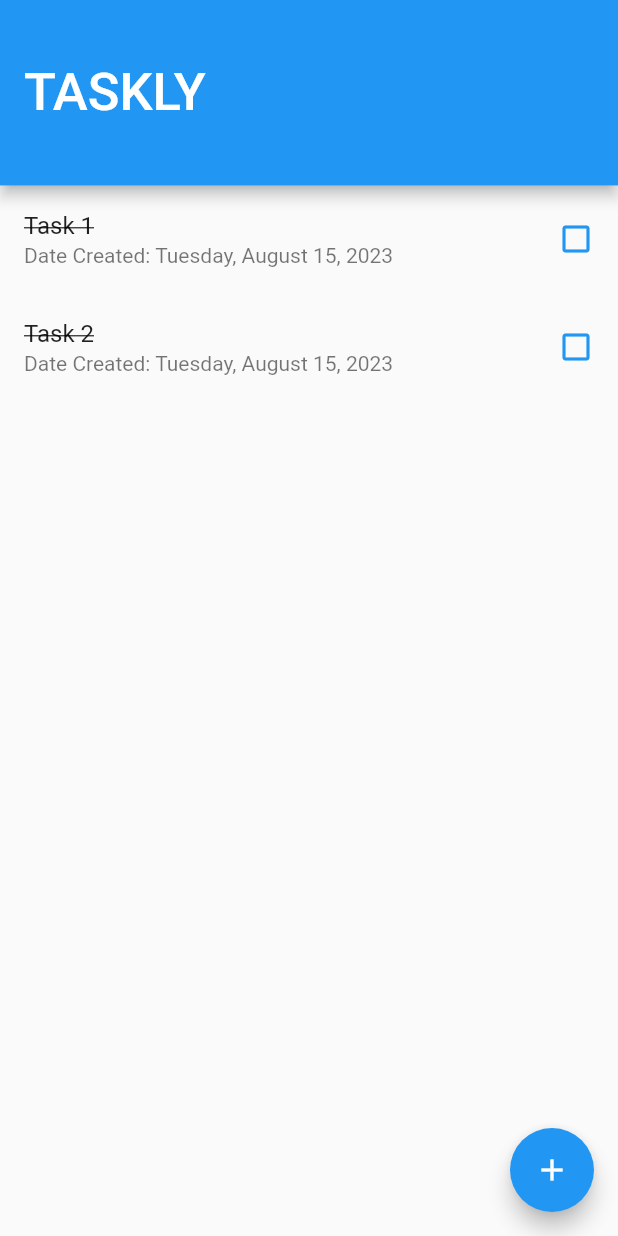
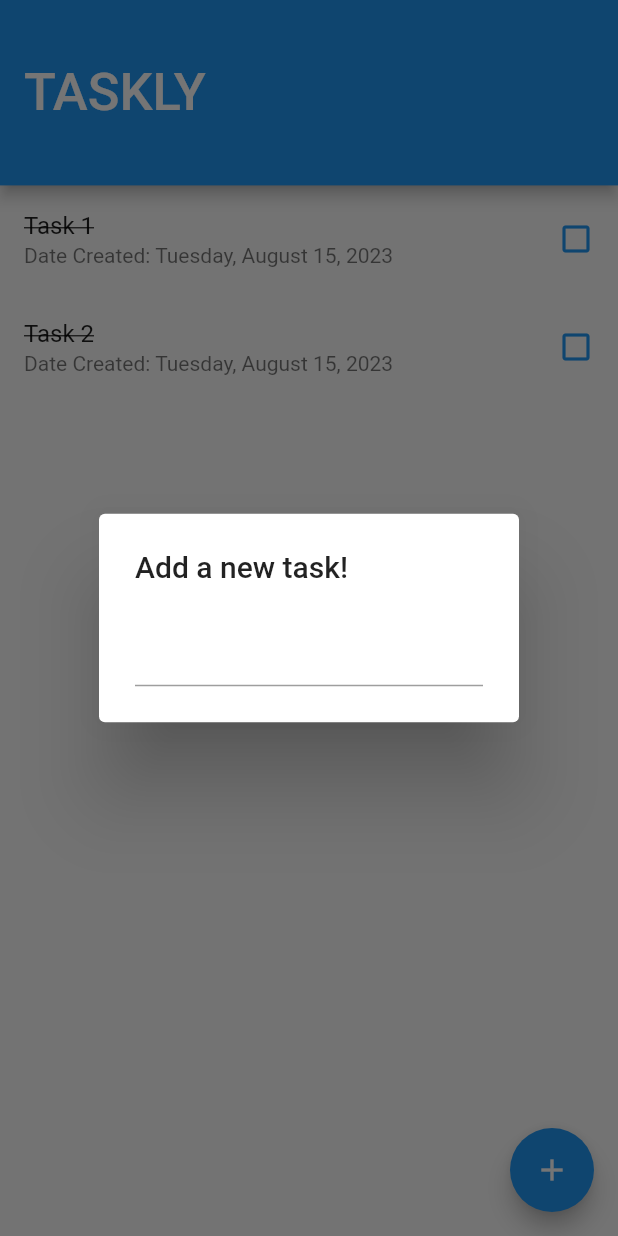
Before and after one commit to yenuGH/taskly_practice, a Flutter app: the screen it shows after launch, after a tap on the "add" icon, on a phone screen of 412 x 824 dp. Run offline on Flutter 3.47's test engine with Material 2 defaults, Android fonts, the phone set to English and light mode, and no system bars; our stand-ins replace hive_flutter; accounts and stored records are empty.

```diff
--- a/lib/pages/home_page.dart
+++ b/lib/pages/home_page.dart
@@ -1,5 +1,6 @@
 import 'package:flutter/material.dart';
 import 'package:intl/intl.dart';
+import 'package:hive_flutter/hive_flutter.dart';
 import 'package:flutter/src/widgets/framework.dart';
 import 'package:flutter/src/widgets/placeholder.dart';
 
@@ -14,6 +15,11 @@ class _HomePageState extends State<HomePage> {
 
   late double _deviceHeight;
   late double _deviceWidth;
+
+  String? _newTaskContent;
+
+  final String hiveboxTasks = "tasks";
+  Box? _box;
 
   @override
   Widget build(BuildContext context) {
@@ -37,7 +43,22 @@ class _HomePageState extends State<HomePage> {
     );
   }
 
-  Widget _taskListView() {
+  Widget _taskListView(){
+    return FutureBuilder(
+      future: Hive.openBox(hiveboxTasks),
+      builder: (BuildContext context, AsyncSnapshot snapshot) {
+        if (snapshot.connectionState == ConnectionState.done) {
+          _box = snapshot.data;
+          return _taskList();
+        }
+        else {
+          return CircularProgressIndicator();
+        }
+      },
+    );
+  }
+
+  Widget _taskList() {
     return ListView(
       children: [
         ListTile(
@@ -73,9 +94,28 @@ class _HomePageState extends State<HomePage> {
   Widget _addTaskButton(){
     return FloatingActionButton(
       onPressed:() => {
-        print("Add Task button pressed."),
+        _displayTaskCreateWindow(),
       },
       child: const Icon(Icons.add),
+    );
+  }
+
+  void _displayTaskCreateWindow (){
+    showDialog(
+      context: context,
+      builder: (BuildContext context) {
+        return AlertDialog(
+          title: const Text("Add a new task!"),
+          content: TextField(
+            onSubmitted: (value) => {},
+            onChanged: (value) => {
+              setState(() {
+                _newTaskContent = value;
+              }),
+            },
+          ),
+        );
+      },
     );
   }
 
```
Also changed, not shown: pubspec.yaml (line endings or trailing spaces), 1 other file.
